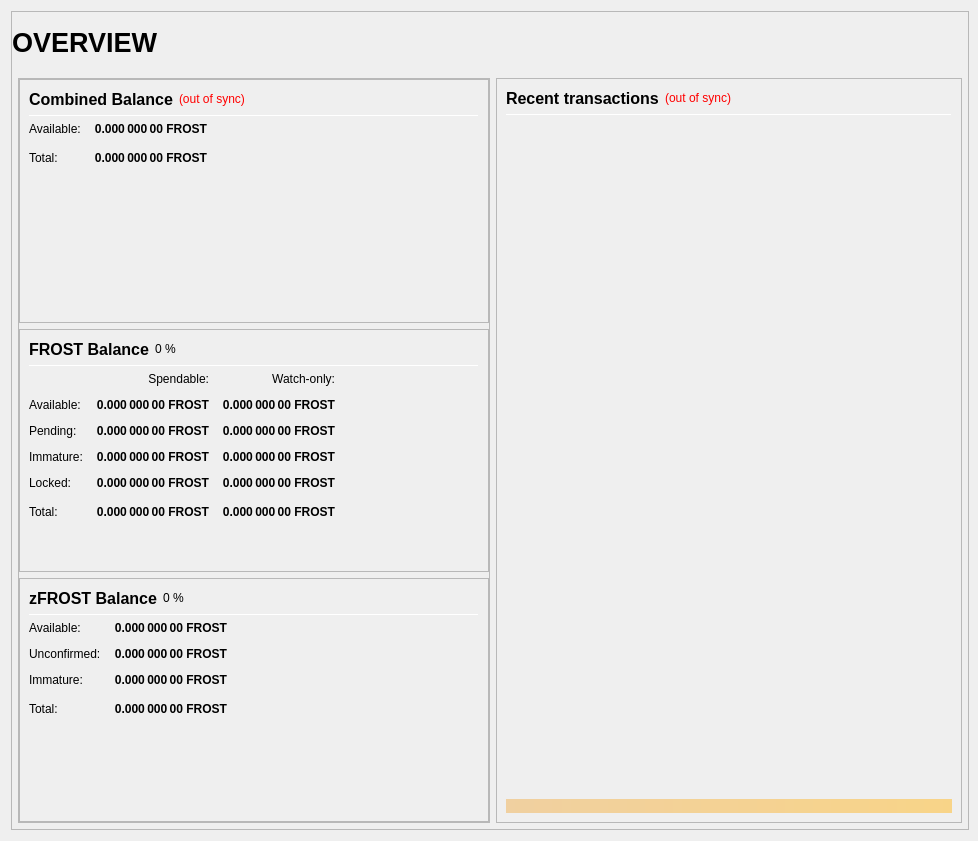
Above: src/qt/forms/overviewpage.ui from EvilCrypto/MasterBitPOS before the change. Below: the same form after it.
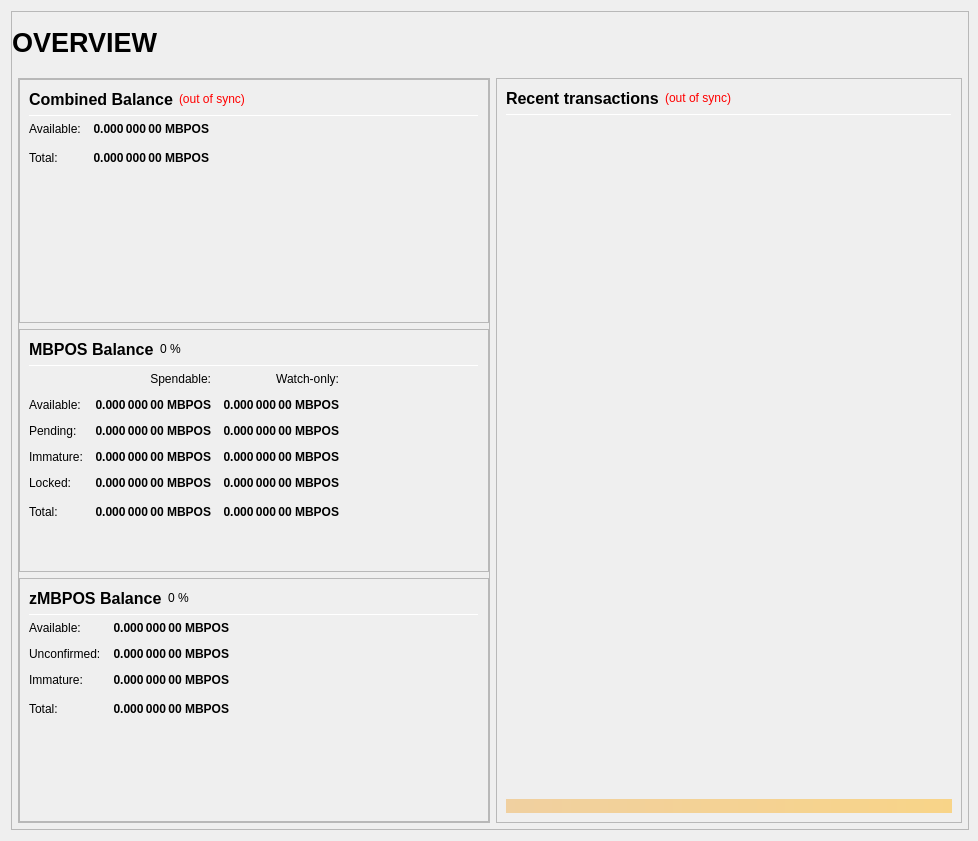
That is the form after the change.

Patch:
```diff
--- a/src/qt/forms/overviewpage.ui
+++ b/src/qt/forms/overviewpage.ui
@@ -333,7 +333,7 @@
                           <string>Your current spendable balance</string>
                          </property>
                          <property name="text">
-                          <string notr="true">0.000 000 00 FROST</string>
+                          <string notr="true">0.000 000 00 MBPOS</string>
                          </property>
                          <property name="alignment">
                           <set>Qt::AlignRight|Qt::AlignTrailing|Qt::AlignVCenter</set>
@@ -365,7 +365,7 @@
                           <string>Total Balance, including all unavailable coins.</string>
                          </property>
                          <property name="text">
-                          <string notr="true">0.000 000 00 FROST</string>
+                          <string notr="true">0.000 000 00 MBPOS</string>
                          </property>
                          <property name="alignment">
                           <set>Qt::AlignRight|Qt::AlignTrailing|Qt::AlignVCenter</set>
@@ -433,7 +433,7 @@
                           </font>
                          </property>
                          <property name="text">
-                          <string>FROST Balance</string>
+                          <string>MBPOS Balance</string>
                          </property>
                         </widget>
                        </item>
@@ -525,7 +525,7 @@
                           <string>Your current spendable balance</string>
                          </property>
                          <property name="text">
-                          <string notr="true">0.000 000 00 FROST</string>
+                          <string notr="true">0.000 000 00 MBPOS</string>
                          </property>
                          <property name="alignment">
                           <set>Qt::AlignRight|Qt::AlignTrailing|Qt::AlignVCenter</set>
@@ -550,7 +550,7 @@
                           <string>Your current balance in watch-only addresses</string>
                          </property>
                          <property name="text">
-                          <string notr="true">0.000 000 00 FROST</string>
+                          <string notr="true">0.000 000 00 MBPOS</string>
                          </property>
                          <property name="alignment">
                           <set>Qt::AlignRight|Qt::AlignTrailing|Qt::AlignVCenter</set>
@@ -582,7 +582,7 @@
                           <string>Total of transactions that have yet to be confirmed, and do not yet count toward the spendable balance</string>
                          </property>
                          <property name="text">
-                          <string notr="true">0.000 000 00 FROST</string>
+                          <string notr="true">0.000 000 00 MBPOS</string>
                          </property>
                          <property name="alignment">
                           <set>Qt::AlignRight|Qt::AlignTrailing|Qt::AlignVCenter</set>
@@ -607,7 +607,7 @@
                           <string>Unconfirmed transactions to watch-only addresses</string>
                          </property>
                          <property name="text">
-                          <string notr="true">0.000 000 00 FROST</string>
+                          <string notr="true">0.000 000 00 MBPOS</string>
                          </property>
                          <property name="alignment">
                           <set>Qt::AlignRight|Qt::AlignTrailing|Qt::AlignVCenter</set>
@@ -639,7 +639,7 @@
                           <string>Staked or masternode rewards that has not yet matured</string>
                          </property>
                          <property name="text">
-                          <string notr="true">0.000 000 00 FROST</string>
+                          <string notr="true">0.000 000 00 MBPOS</string>
                          </property>
                          <property name="alignment">
                           <set>Qt::AlignRight|Qt::AlignTrailing|Qt::AlignVCenter</set>
@@ -664,7 +664,7 @@
                           <string>Staked or masternode rewards in watch-only addresses that has not yet matured</string>
                          </property>
                          <property name="text">
-                          <string notr="true">0.000 000 00 FROST</string>
+                          <string notr="true">0.000 000 00 MBPOS</string>
                          </property>
                          <property name="alignment">
                           <set>Qt::AlignRight|Qt::AlignTrailing|Qt::AlignVCenter</set>
@@ -699,7 +699,7 @@
                           <string>Locked FROST or Masternode collaterals. These are excluded from zFROST minting.</string>
                          </property>
                          <property name="text">
-                          <string notr="true">0.000 000 00 FROST</string>
+                          <string notr="true">0.000 000 00 MBPOS</string>
                          </property>
                          <property name="alignment">
                           <set>Qt::AlignRight|Qt::AlignTrailing|Qt::AlignVCenter</set>
@@ -724,7 +724,7 @@
                           <string>Current locked balance in watch-only addresses</string>
                          </property>
                          <property name="text">
-                          <string notr="true">0.000 000 00 FROST</string>
+                          <string notr="true">0.000 000 00 MBPOS</string>
                          </property>
                          <property name="alignment">
                           <set>Qt::AlignRight|Qt::AlignTrailing|Qt::AlignVCenter</set>
@@ -759,7 +759,7 @@
                           <string>Your current Bifrost balance, unconfirmed and immature transactions included</string>
                          </property>
                          <property name="text">
-                          <string notr="true">0.000 000 00 FROST</string>
+                          <string notr="true">0.000 000 00 MBPOS</string>
                          </property>
                          <property name="alignment">
                           <set>Qt::AlignRight|Qt::AlignTrailing|Qt::AlignVCenter</set>
@@ -784,7 +784,7 @@
                           <string>Current total balance in watch-only addresses</string>
                          </property>
                          <property name="text">
-                          <string notr="true">0.000 000 00 FROST</string>
+                          <string notr="true">0.000 000 00 MBPOS</string>
                          </property>
                          <property name="alignment">
                           <set>Qt::AlignRight|Qt::AlignTrailing|Qt::AlignVCenter</set>
@@ -852,7 +852,7 @@
                           </font>
                          </property>
                          <property name="text">
-                          <string>zFROST Balance</string>
+                          <string>zMBPOS Balance</string>
                          </property>
                         </widget>
                        </item>
@@ -926,7 +926,7 @@
 These zFROST are spendable.</string>
                          </property>
                          <property name="text">
-                          <string notr="true">0.000 000 00 FROST</string>
+                          <string notr="true">0.000 000 00 MBPOS</string>
                          </property>
                          <property name="alignment">
                           <set>Qt::AlignRight|Qt::AlignTrailing|Qt::AlignVCenter</set>
@@ -957,7 +957,7 @@
 Immature: confirmed, but less than 1 mint of the same denomination after it was minted</string>
                          </property>
                          <property name="text">
-                          <string notr="true">0.000 000 00 FROST</string>
+                          <string notr="true">0.000 000 00 MBPOS</string>
                          </property>
                          <property name="alignment">
                           <set>Qt::AlignRight|Qt::AlignTrailing|Qt::AlignVCenter</set>
@@ -988,7 +988,7 @@
 Immature: confirmed, but less than 1 mint of the same denomination after it was minted</string>
                          </property>
                          <property name="text">
-                          <string notr="true">0.000 000 00 FROST</string>
+                          <string notr="true">0.000 000 00 MBPOS</string>
                          </property>
                          <property name="alignment">
                           <set>Qt::AlignRight|Qt::AlignTrailing|Qt::AlignVCenter</set>
@@ -1020,7 +1020,7 @@
                           <string>Your current zFROST balance, unconfirmed and immature zFROST included.</string>
                          </property>
                          <property name="text">
-                          <string notr="true">0.000 000 00 FROST</string>
+                          <string notr="true">0.000 000 00 MBPOS</string>
                          </property>
                          <property name="alignment">
                           <set>Qt::AlignRight|Qt::AlignTrailing|Qt::AlignVCenter</set>
```
Left out of the diff: 24 changed lines with no effect on the pictures.
